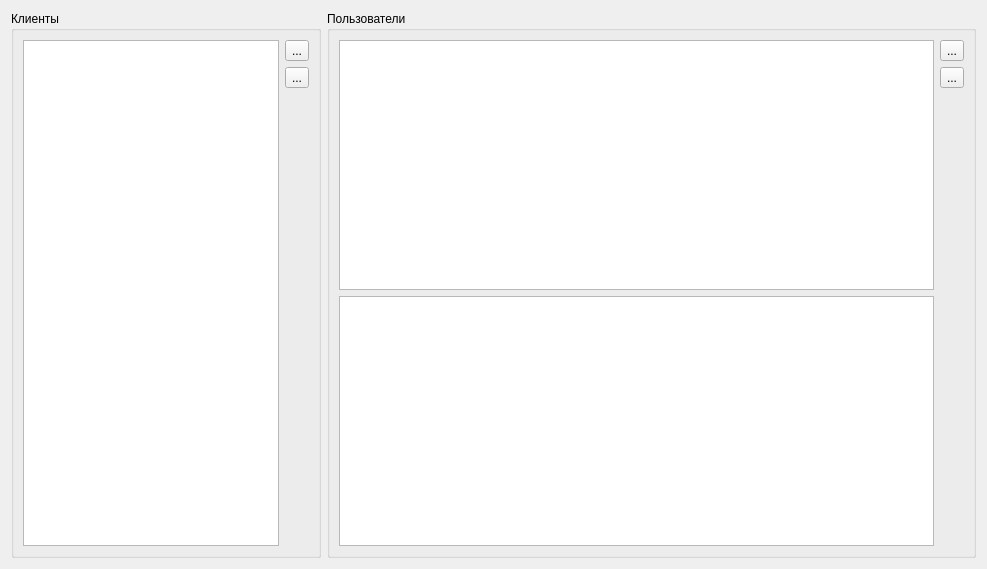
Before: the Qt Designer form MPosWebAdmin/Clients/clientsdialog.ui in rust3128/MposWebServer, drawn with Qt 5.
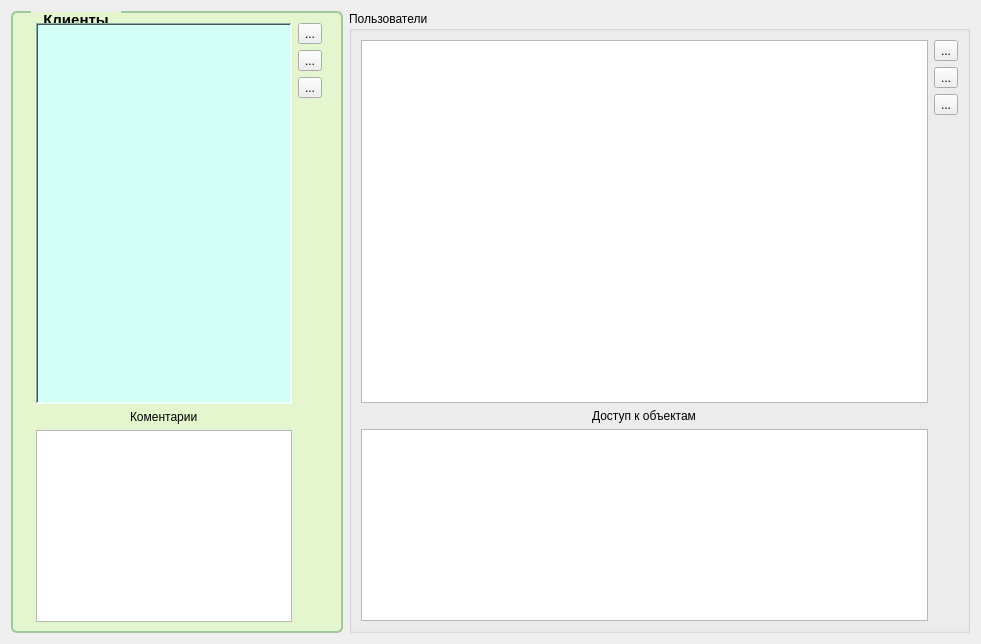
After: the same form once the commit is applied. Icons and pictures are not drawn.

Commit message: model clients

```diff
--- a/MPosWebAdmin/Clients/clientsdialog.ui
+++ b/MPosWebAdmin/Clients/clientsdialog.ui
@@ -6,25 +6,77 @@
    <rect>
     <x>0</x>
     <y>0</y>
-    <width>987</width>
-    <height>569</height>
+    <width>981</width>
+    <height>644</height>
    </rect>
   </property>
   <property name="windowTitle">
    <string>Dialog</string>
   </property>
-  <layout class="QGridLayout" name="gridLayout_4" columnstretch="0,1,0">
+  <layout class="QGridLayout" name="gridLayout_4" columnstretch="0,1">
    <item row="0" column="0" rowspan="2">
-    <widget class="QGroupBox" name="groupBox_3">
+    <widget class="QGroupBox" name="groupBoxClients">
+     <property name="styleSheet">
+      <string notr="true">QGroupBox
+{
+   border:2px solid #9FCA9B;
+   border-radius: 6px;
+   background-color:#E3F6CE;
+   padding-top: 1px;
+   padding-left: 14px;
+   padding-right: 10px;
+   padding-bottom: 0px;
+   font-weight: bold;
+   font-size: 15px;
+ 
+  /* !!!!!!!!!!!!!!!!!! */
+   margin-top: 3ex; /* предусмотрим место для заголовка!!!  */
+}
+ 
+QGroupBox::title {
+    subcontrol-origin: margin;
+    subcontrol-position: top left;
+    left: 20px;
+   padding: 0 10px;
+}</string>
+     </property>
      <property name="title">
       <string>Клиенты</string>
      </property>
-     <layout class="QGridLayout" name="gridLayout">
-      <item row="0" column="0" rowspan="3" colspan="4">
-       <widget class="QListView" name="listView"/>
+     <property name="flat">
+      <bool>false</bool>
+     </property>
+     <layout class="QGridLayout" name="gridLayout" rowstretch="1,0,0">
+      <item row="0" column="0">
+       <widget class="QListView" name="listViewClients">
+        <property name="styleSheet">
+         <string notr="true">background-color: rgb(211, 255, 247);
+alternate-background-color: rgb(193, 197, 255);</string>
+        </property>
+        <property name="frameShape">
+         <enum>QFrame::WinPanel</enum>
+        </property>
+        <property name="alternatingRowColors">
+         <bool>true</bool>
+        </property>
+        <property name="selectionBehavior">
+         <enum>QAbstractItemView::SelectRows</enum>
+        </property>
+        <property name="isWrapping" stdset="0">
+         <bool>false</bool>
+        </property>
+        <property name="viewMode">
+         <enum>QListView::ListMode</enum>
+        </property>
+       </widget>
       </item>
-      <item row="0" column="4">
-       <widget class="QToolButton" name="toolButton">
+      <item row="2" column="0">
+       <widget class="QPlainTextEdit" name="plainTextEdit"/>
+      </item>
+      <item row="0" column="1" rowspan="3">
+       <layout class="QVBoxLayout" name="verticalLayout_2">
+        <item>
+         <widget class="QToolButton" name="toolButtonClientAdd">
         <property name="text">
          <string>...</string>
         </property>
@@ -40,8 +92,25 @@
         </property>
        </widget>
       </item>
-      <item row="1" column="4">
-       <widget class="QToolButton" name="toolButton_2">
+        <item>
+         <widget class="QToolButton" name="toolButtonClientEdit">
+          <property name="text">
+           <string>...</string>
+          </property>
+          <property name="icon">
+           <iconset resource="../resource.qrc">
+            <normaloff>:/Images/edit.png</normaloff>:/Images/edit.png</iconset>
+          </property>
+          <property name="iconSize">
+           <size>
+            <width>32</width>
+            <height>32</height>
+           </size>
+          </property>
+         </widget>
+        </item>
+        <item alignment="Qt::AlignTop">
+         <widget class="QToolButton" name="toolButtonClientDel">
         <property name="text">
          <string>...</string>
         </property>
@@ -54,6 +123,28 @@
           <width>32</width>
           <height>32</height>
          </size>
+          </property>
+         </widget>
+        </item>
+        <item>
+         <spacer name="verticalSpacer_2">
+          <property name="orientation">
+           <enum>Qt::Vertical</enum>
+          </property>
+          <property name="sizeHint" stdset="0">
+           <size>
+            <width>20</width>
+            <height>40</height>
+           </size>
+          </property>
+         </spacer>
+        </item>
+       </layout>
+      </item>
+      <item row="1" column="0" alignment="Qt::AlignHCenter">
+       <widget class="QLabel" name="label_2">
+        <property name="text">
+         <string>Коментарии</string>
         </property>
        </widget>
       </item>
@@ -65,16 +156,16 @@
      <property name="title">
       <string>Пользователи</string>
      </property>
-     <layout class="QGridLayout" name="gridLayout_2">
+     <property name="flat">
+      <bool>false</bool>
+     </property>
+     <layout class="QGridLayout" name="gridLayout_2" rowstretch="1,0,0">
       <item row="0" column="0">
        <widget class="QTableView" name="tableView"/>
       </item>
-      <item row="1" column="0">
-       <widget class="QTableView" name="tableView_2"/>
-      </item>
-      <item row="0" column="1" rowspan="2">
+      <item row="0" column="1" rowspan="3">
        <layout class="QVBoxLayout" name="verticalLayout">
-        <item>
+        <item alignment="Qt::AlignTop">
          <widget class="QToolButton" name="toolButton_3">
           <property name="text">
            <string>...</string>
@@ -92,6 +183,23 @@
          </widget>
         </item>
         <item>
+         <widget class="QToolButton" name="toolButton_6">
+          <property name="text">
+           <string>...</string>
+          </property>
+          <property name="icon">
+           <iconset resource="../resource.qrc">
+            <normaloff>:/Images/edit.png</normaloff>:/Images/edit.png</iconset>
+          </property>
+          <property name="iconSize">
+           <size>
+            <width>32</width>
+            <height>32</height>
+           </size>
+          </property>
+         </widget>
+        </item>
+        <item alignment="Qt::AlignTop">
          <widget class="QToolButton" name="toolButton_4">
           <property name="text">
            <string>...</string>
@@ -123,6 +231,16 @@
         </item>
        </layout>
       </item>
+      <item row="2" column="0">
+       <widget class="QTableView" name="tableView_2"/>
+      </item>
+      <item row="1" column="0" alignment="Qt::AlignHCenter">
+       <widget class="QLabel" name="label">
+        <property name="text">
+         <string>Доступ к объектам</string>
+        </property>
+       </widget>
+      </item>
      </layout>
     </widget>
    </item>
```
Lines whose indentation alone changed are shown as unchanged. The commit also changes 5 other files.
